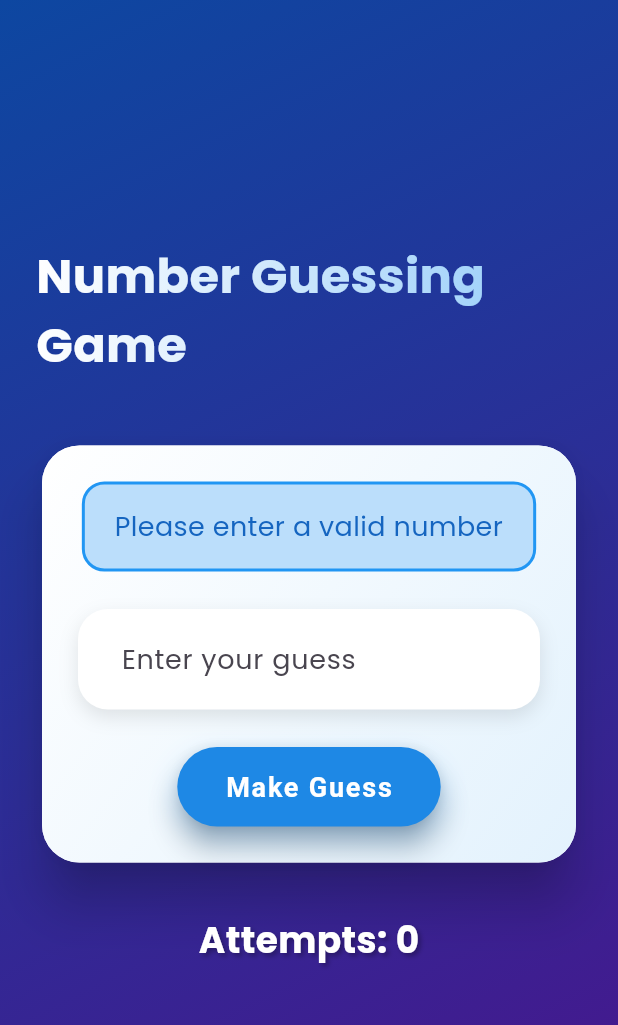
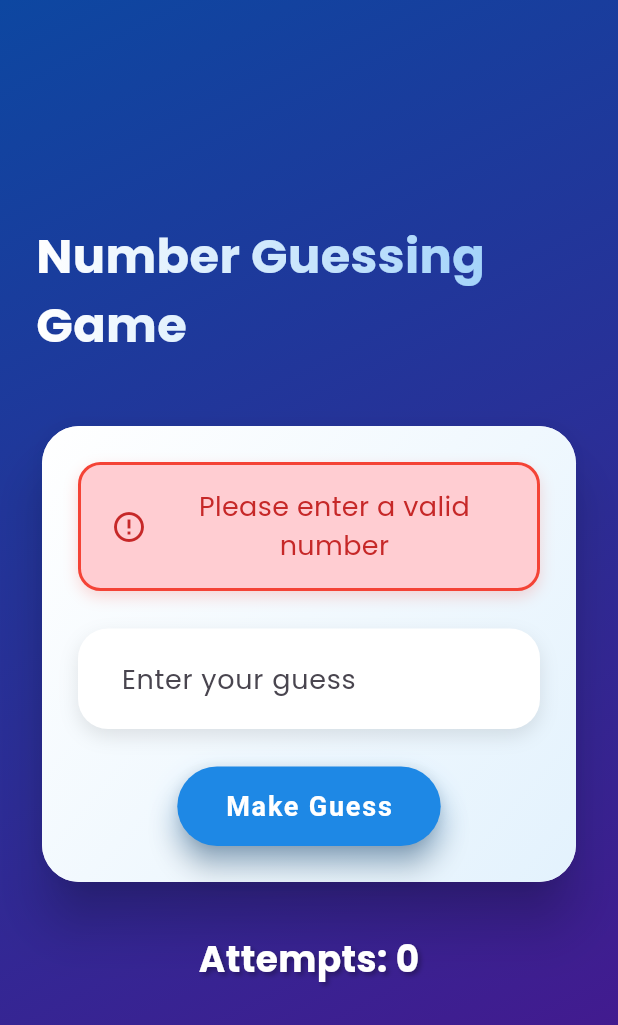
Before and after one commit to abdo-essam/number_guessing_game, a Flutter app: the screen it shows after launch, after a tap on "Make Guess", on a phone screen of 412 x 824 dp. Shown: the top 1025 px of the screen. Run offline on Flutter 3.47's test engine with Material 3 defaults, Android fonts, the phone set to English and light mode, and no system bars.

Commit message:
feat: Enhance feedback with type-based styling
Implements distinct styling for feedback messages based on
their type (success, too high, too low, error, neutral).
This includes background color, border color, text color,
and a corresponding icon for better visual cues.  The
previous boolean `isSuccess` is replaced with a
`feedbackType` enum to handle the different states.

```diff
--- a/lib/main.dart
+++ b/lib/main.dart
@@ -17,6 +17,7 @@ class MyApp extends StatelessWidget {
     return ChangeNotifierProvider(
       create: (context) => GameViewModel(),
       child: MaterialApp(
+        debugShowCheckedModeBanner: false,
         title: 'Number Guessing Game',
         theme: ThemeData(
           primarySwatch: Colors.blue,
--- a/lib/screens/game_screen.dart
+++ b/lib/screens/game_screen.dart
@@ -134,7 +134,7 @@ class _GameContentState extends State<_GameContent>
           children: [
             AnimatedFeedback(
               message: gameVM.feedback,
-              isSuccess: gameVM.gameWon,
+              feedbackType: gameVM.feedbackType,
             ),
             const SizedBox(height: 25),
             CustomTextField(
--- a/lib/screens/widgets/animated_feedback.dart
+++ b/lib/screens/widgets/animated_feedback.dart
@@ -1,14 +1,76 @@
 import 'package:flutter/material.dart';
+
+import '../../viewmodels/game_viewmodel.dart';
 
 class AnimatedFeedback extends StatelessWidget {
   final String message;
-  final bool isSuccess;
+  final FeedbackType feedbackType;
 
   const AnimatedFeedback({
     super.key,
     required this.message,
-    this.isSuccess = false,
+    required this.feedbackType,
   });
+
+  Color get backgroundColor {
+    switch (feedbackType) {
+      case FeedbackType.success:
+        return Colors.green.shade100;
+      case FeedbackType.tooHigh:
+        return Colors.orange.shade100;
+      case FeedbackType.tooLow:
+        return Colors.blue.shade100;
+      case FeedbackType.error:
+        return Colors.red.shade100;
+      case FeedbackType.neutral:
+        return Colors.grey.shade100;
+    }
+  }
+
+  Color get borderColor {
+    switch (feedbackType) {
+      case FeedbackType.success:
+        return Colors.green;
+      case FeedbackType.tooHigh:
+        return Colors.orange;
+      case FeedbackType.tooLow:
+        return Colors.blue;
+      case FeedbackType.error:
+        return Colors.red;
+      case FeedbackType.neutral:
+        return Colors.grey;
+    }
+  }
+
+  Color get textColor {
+    switch (feedbackType) {
+      case FeedbackType.success:
+        return Colors.green.shade800;
+      case FeedbackType.tooHigh:
+        return Colors.orange.shade800;
+      case FeedbackType.tooLow:
+        return Colors.blue.shade800;
+      case FeedbackType.error:
+        return Colors.red.shade800;
+      case FeedbackType.neutral:
+        return Colors.grey.shade800;
+    }
+  }
+
+  IconData get feedbackIcon {
+    switch (feedbackType) {
+      case FeedbackType.success:
+        return Icons.celebration;
+      case FeedbackType.tooHigh:
+        return Icons.arrow_downward;
+      case FeedbackType.tooLow:
+        return Icons.arrow_upward;
+      case FeedbackType.error:
+        return Icons.error_outline;
+      case FeedbackType.neutral:
+        return Icons.sports_esports;
+    }
+  }
 
   @override
   Widget build(BuildContext context) {
@@ -24,21 +86,41 @@ class AnimatedFeedback extends StatelessWidget {
               vertical: 15,
             ),
             decoration: BoxDecoration(
-              color: isSuccess ? Colors.green.shade100 : Colors.blue.shade100,
+              color: backgroundColor,
               borderRadius: BorderRadius.circular(15),
               border: Border.all(
-                color: isSuccess ? Colors.green : Colors.blue,
+                color: borderColor,
                 width: 2,
               ),
+              boxShadow: [
+                BoxShadow(
+                  color: borderColor.withOpacity(0.2),
+                  blurRadius: 8,
+                  offset: const Offset(0, 4),
                 ),
+              ],
+            ),
+            child: Row(
+              mainAxisAlignment: MainAxisAlignment.center,
+              children: [
+                Icon(
+                  feedbackIcon,
+                  color: textColor,
+                  size: 24,
+                ),
+                const SizedBox(width: 10),
+                Flexible(
                   child: Text(
                     message,
                     style: TextStyle(
                       fontSize: 18,
                       fontWeight: FontWeight.w500,
-                color: isSuccess ? Colors.green.shade800 : Colors.blue.shade800,
+                      color: textColor,
                     ),
                     textAlign: TextAlign.center,
+                  ),
+                ),
+              ],
             ),
           ),
         );
--- a/lib/viewmodels/game_viewmodel.dart
+++ b/lib/viewmodels/game_viewmodel.dart
@@ -1,5 +1,6 @@
 import 'dart:math';
-import 'package:flutter/foundation.dart';
+
+import 'package:flutter/material.dart';
 
 class GameViewModel extends ChangeNotifier {
   final int _maxNumber = 100;
@@ -7,10 +8,15 @@ class GameViewModel extends ChangeNotifier {
   int _attempts = 0;
   String _feedback = '';
   bool _gameWon = false;
+  FeedbackType _feedbackType = FeedbackType.neutral;
 
   int get attempts => _attempts;
+
   String get feedback => _feedback;
+
   bool get gameWon => _gameWon;
+
+  FeedbackType get feedbackType => _feedbackType;
 
   GameViewModel() {
     startNewGame();
@@ -21,6 +27,7 @@ class GameViewModel extends ChangeNotifier {
     _attempts = 0;
     _feedback = 'Guess a number between 1 and $_maxNumber';
     _gameWon = false;
+    _feedbackType = FeedbackType.neutral;
     notifyListeners();
   }
 
@@ -30,6 +37,7 @@ class GameViewModel extends ChangeNotifier {
     int? number = int.tryParse(guess);
     if (number == null) {
       _feedback = 'Please enter a valid number';
+      _feedbackType = FeedbackType.error;
       notifyListeners();
       return;
     }
@@ -39,12 +47,23 @@ class GameViewModel extends ChangeNotifier {
     if (number == _targetNumber) {
       _gameWon = true;
       _feedback = 'Congratulations! You got it in $_attempts attempts!';
+      _feedbackType = FeedbackType.success;
     } else if (number < _targetNumber) {
-      _feedback = 'Try higher!';
+      _feedback = 'Too low! Try again.';
+      _feedbackType = FeedbackType.tooLow;
     } else {
-      _feedback = 'Try lower!';
+      _feedback = 'Too high! Try again.';
+      _feedbackType = FeedbackType.tooHigh;
     }
 
     notifyListeners();
   }
 }
+
+enum FeedbackType {
+  neutral,
+  tooHigh,
+  tooLow,
+  success,
+  error,
+}
```
Lines whose indentation alone changed are shown as unchanged.
